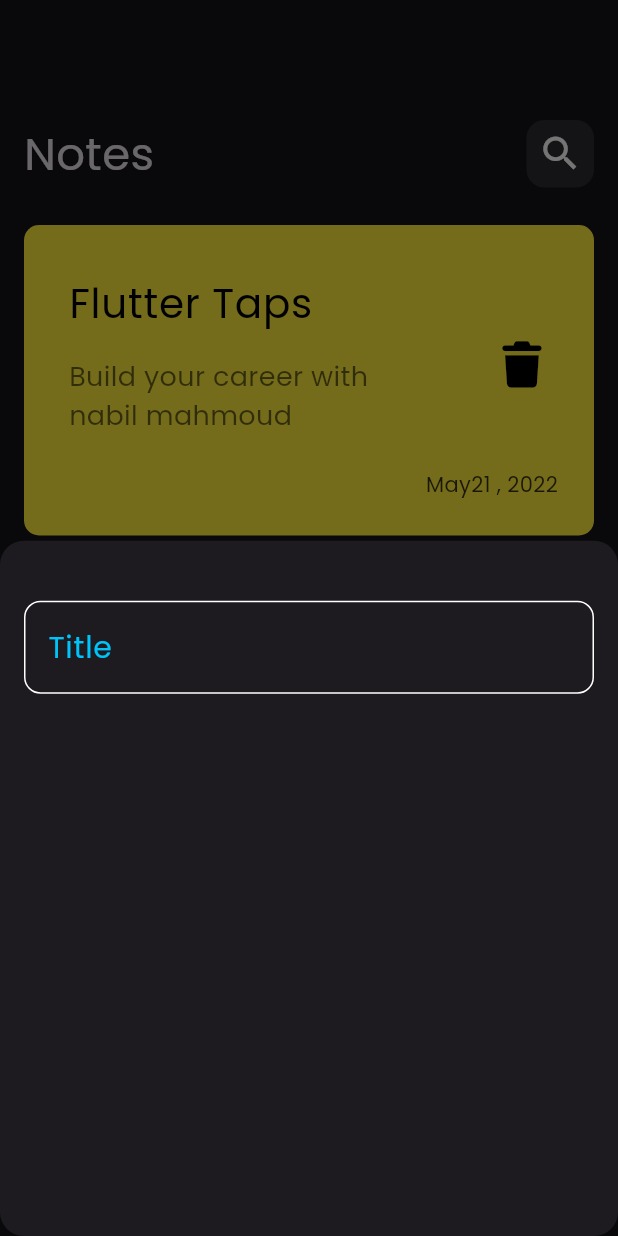
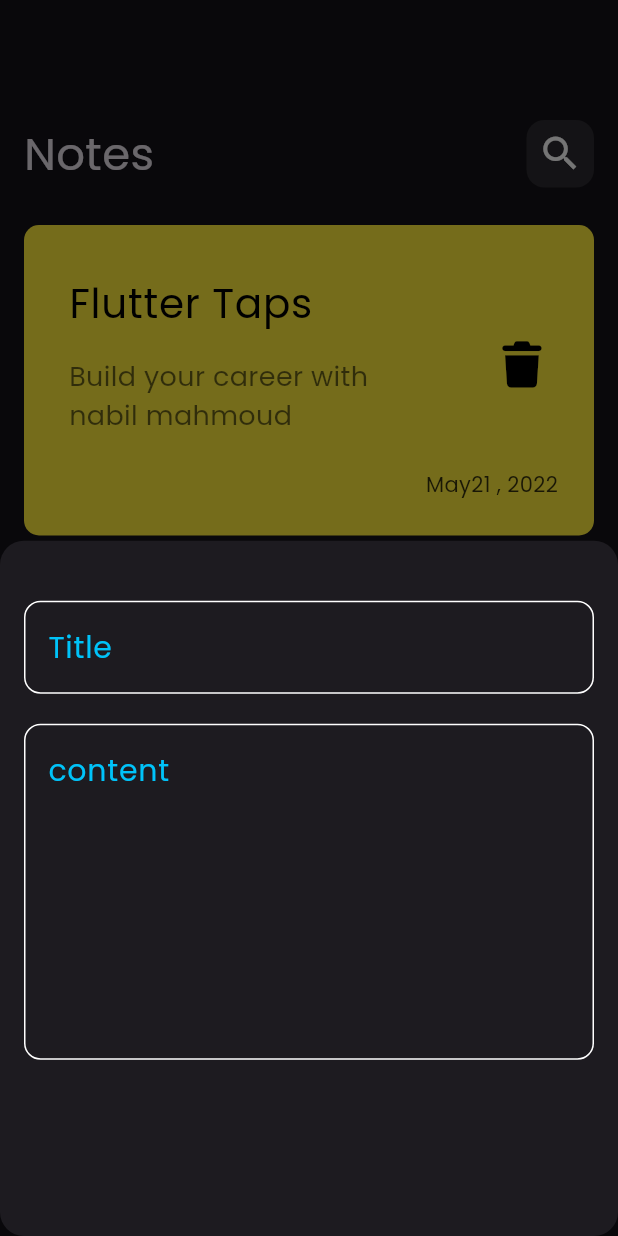
Before and after one commit to nabilmahmoud12/notes_app, a Flutter app: the screen it shows after launch, after a tap on the "add" icon, on a phone screen of 412 x 824 dp. Run offline on Flutter 3.47's test engine with Material 3 defaults, Android fonts, the phone set to English and light mode, and no system bars; our stand-ins replace font_awesome_flutter.

Commit message:
add field to bottomsheets

```diff
--- a/lib/widgets/add_note_bottom_sheet.dart
+++ b/lib/widgets/add_note_bottom_sheet.dart
@@ -8,7 +8,14 @@
   Widget build(BuildContext context) {
     return Padding(
       padding: const EdgeInsets.symmetric(horizontal: 16),
-      child: Column(children: [SizedBox(height: 40), CustomTextField()]),
+      child: const Column(
+        children: [
+          SizedBox(height: 40),
+          CustomTextField(hint: "Title"),
+          SizedBox(height: 20),
+          CustomTextField(hint: "content", maxlines: 8),
+        ],
+      ),
     );
   }
 }
--- a/lib/widgets/custom_text_field.dart
+++ b/lib/widgets/custom_text_field.dart
@@ -2,14 +2,17 @@
 import 'package:notsapp/Views/helper/constants.dart';
 
 class CustomTextField extends StatelessWidget {
-  const CustomTextField({super.key});
+  const CustomTextField({super.key, required this.hint, this.maxlines = 1});
+  final String hint;
+  final int maxlines;
 
   @override
   Widget build(BuildContext context) {
     return TextField(
+      maxLines: maxlines,
       cursorColor: KPrimaryColor,
       decoration: InputDecoration(
-        hintText: "Title",
+        hintText: hint,
         hintStyle: TextStyle(color: KPrimaryColor, fontSize: 20),
         border: BuildBorder(),
         enabledBorder: BuildBorder(),
```
